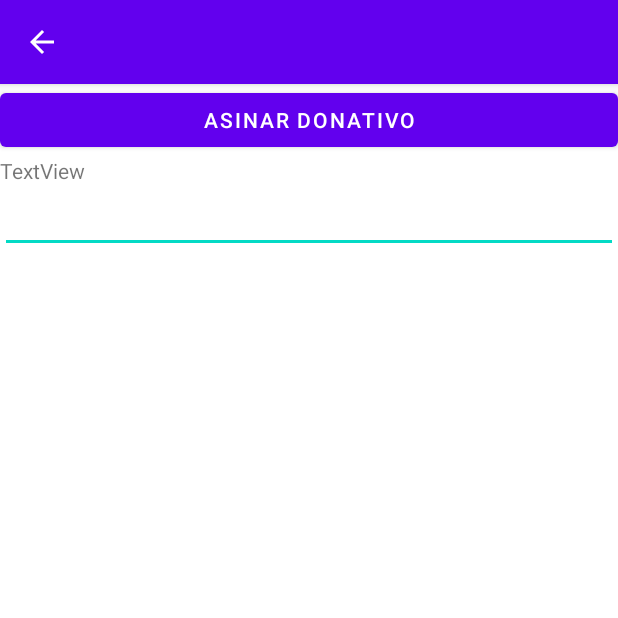
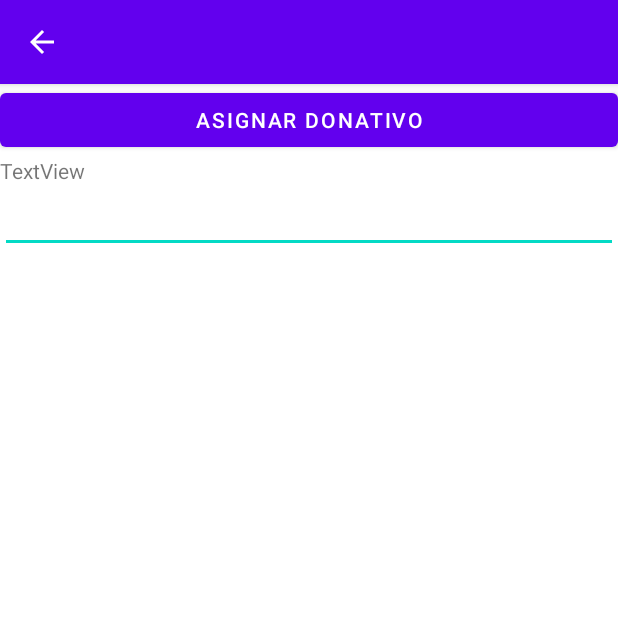
Before and after one commit to ctm002/recicladona, an Android app: the AsignarActivity screen opened directly, with no data from a screen before it, on a phone screen of 412 x 824 dp, the top half of it. Run offline under Robolectric (Android 15) with nearby library versions, the phone set to English and light mode, and no system bars.

Commit message:
btn asignar
corregir texto en el boton de asignar

```diff
--- a/app/src/main/res/layout/activity_asignar.xml
+++ b/app/src/main/res/layout/activity_asignar.xml
@@ -17,7 +17,7 @@
             android:id="@+id/btn_asignar_donativo"
             android:layout_width="match_parent"
             android:layout_height="wrap_content"
-            android:text="ASINAR DONATIVO" />
+            android:text="ASIGNAR DONATIVO" />
 
         <TextView
             android:layout_width="match_parent"
```
